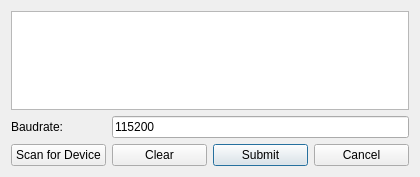
Old version of the form boxing-gui/ui/sensor_option.ui in the repository Achicken7301/boxqt.
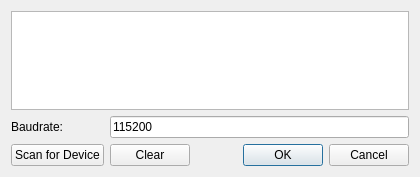
New version of the form.

What changed in the file:
```diff
--- a/boxing-gui/ui/sensor_option.ui
+++ b/boxing-gui/ui/sensor_option.ui
@@ -14,20 +14,6 @@
    <string>Device Options</string>
   </property>
   <layout class="QGridLayout" name="gridLayout">
-   <item row="2" column="3">
-    <widget class="QPushButton" name="submit">
-     <property name="text">
-      <string>Submit</string>
-     </property>
-    </widget>
-   </item>
-   <item row="1" column="1">
-    <widget class="QLabel" name="label">
-     <property name="text">
-      <string>Baudrate:</string>
-     </property>
-    </widget>
-   </item>
    <item row="2" column="2">
     <widget class="QPushButton" name="clear_bluetooth_devices_btn">
      <property name="text">
@@ -35,6 +21,13 @@
      </property>
     </widget>
    </item>
+   <item row="1" column="2" colspan="2">
+    <widget class="QLineEdit" name="baudrate">
+     <property name="text">
+      <string>115200</string>
+     </property>
+    </widget>
+   </item>
    <item row="2" column="1">
     <widget class="QPushButton" name="scan_bluetooth_devices_btn">
      <property name="text">
@@ -42,23 +35,23 @@
      </property>
     </widget>
    </item>
-   <item row="2" column="4">
-    <widget class="QPushButton" name="cancel">
-     <property name="text">
-      <string>Cancel</string>
-     </property>
-    </widget>
-   </item>
-   <item row="1" column="2" colspan="3">
-    <widget class="QLineEdit" name="baudrate">
-     <property name="text">
-      <string>115200</string>
-     </property>
-    </widget>
-   </item>
-   <item row="0" column="1" colspan="4">
+   <item row="0" column="1" colspan="3">
     <widget class="QListWidget" name="list_bluetooth_ports"/>
    </item>
+   <item row="1" column="1">
+    <widget class="QLabel" name="label">
+     <property name="text">
+      <string>Baudrate:</string>
+     </property>
+    </widget>
+   </item>
+   <item row="2" column="3">
+    <widget class="QDialogButtonBox" name="sensorOptionButtonBox">
+     <property name="standardButtons">
+      <set>QDialogButtonBox::Cancel|QDialogButtonBox::Ok</set>
+     </property>
+    </widget>
+   </item>
   </layout>
  </widget>
  <resources/>
```
Left out of the diff: 35 changed lines with no effect on the pictures.
